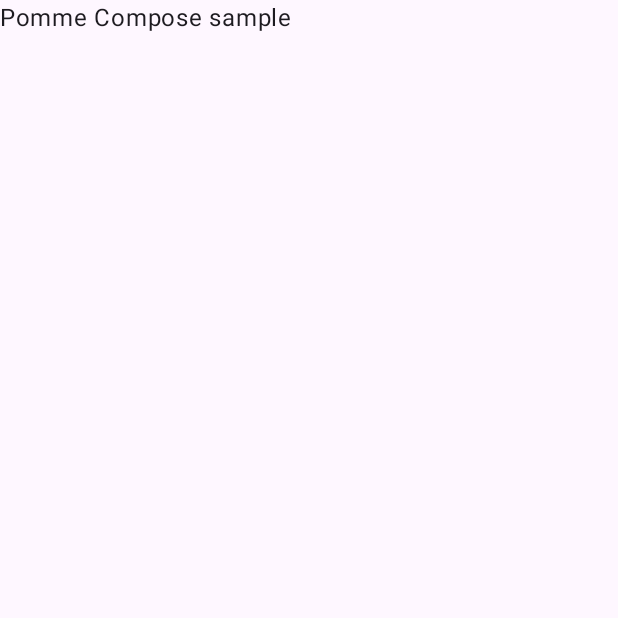
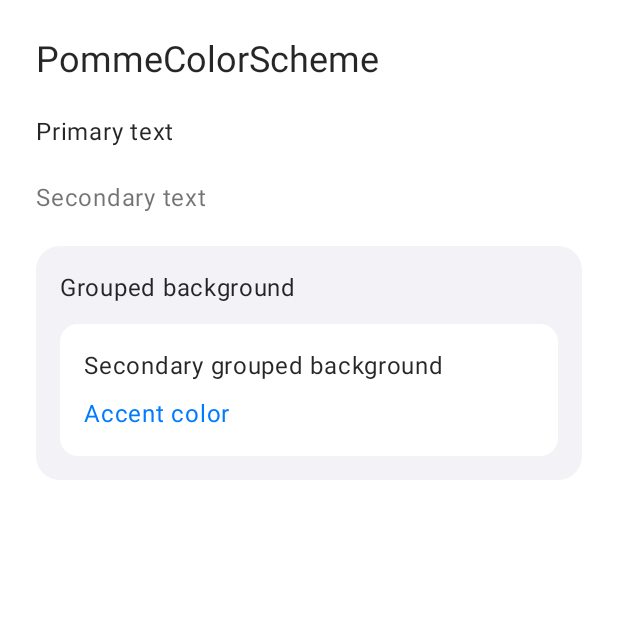
Before and after one commit to kmatsushita1012/pomme-compose, an Android app built with Jetpack Compose: the screen it shows after launch (MainActivity), on a phone screen of 412 x 824 dp, the top half of it. Run offline under Robolectric (Android 15) with nearby library versions, the phone set to English and light mode, and no system bars.

Commit message:
feat: add PommeColorScheme

```diff
--- a/sample/src/main/java/com/studiomk/pomme/sample/MainActivity.kt
+++ b/sample/src/main/java/com/studiomk/pomme/sample/MainActivity.kt
@@ -5,7 +5,13 @@ import android.os.Bundle
 import androidx.activity.ComponentActivity
 import androidx.activity.compose.setContent
 import androidx.compose.foundation.isSystemInDarkTheme
+import androidx.compose.foundation.background
+import androidx.compose.foundation.layout.Arrangement
+import androidx.compose.foundation.layout.Column
 import androidx.compose.foundation.layout.fillMaxSize
+import androidx.compose.foundation.layout.fillMaxWidth
+import androidx.compose.foundation.layout.padding
+import androidx.compose.foundation.shape.RoundedCornerShape
 import androidx.compose.material3.MaterialTheme
 import androidx.compose.material3.Surface
 import androidx.compose.material3.Text
@@ -14,6 +20,8 @@ import androidx.compose.material3.lightColorScheme
 import androidx.compose.runtime.Composable
 import androidx.compose.ui.Modifier
 import androidx.compose.ui.tooling.preview.Preview
+import androidx.compose.ui.unit.dp
+import com.studiomk.pomme.PommeColorScheme
 
 class MainActivity : ComponentActivity() {
     override fun onCreate(savedInstanceState: Bundle?) {
@@ -26,9 +34,52 @@ class MainActivity : ComponentActivity() {
 
 @Composable
 internal fun PommeSampleContent(darkTheme: Boolean) {
+    val colorScheme = if (darkTheme) PommeColorScheme.dark() else PommeColorScheme.light()
+
     MaterialTheme(colorScheme = if (darkTheme) darkColorScheme() else lightColorScheme()) {
-        Surface(modifier = Modifier.fillMaxSize()) {
-            Text(text = "Pomme Compose sample")
+        Column(
+            modifier = Modifier
+                .fillMaxSize()
+                .background(colorScheme.background)
+                .padding(24.dp),
+            verticalArrangement = Arrangement.spacedBy(20.dp),
+        ) {
+            Text(
+                text = "PommeColorScheme",
+                color = colorScheme.primary,
+                style = MaterialTheme.typography.headlineSmall,
+            )
+            Text(text = "Primary text", color = colorScheme.primary)
+            Text(text = "Secondary text", color = colorScheme.secondary)
+
+            Surface(
+                modifier = Modifier.fillMaxWidth(),
+                color = colorScheme.groupedBackground,
+                shape = RoundedCornerShape(16.dp),
+            ) {
+                Column(
+                    modifier = Modifier.padding(16.dp),
+                    verticalArrangement = Arrangement.spacedBy(12.dp),
+                ) {
+                    Text(text = "Grouped background", color = colorScheme.primary)
+                    Surface(
+                        modifier = Modifier.fillMaxWidth(),
+                        color = colorScheme.secondaryGroupedBackground,
+                        shape = RoundedCornerShape(12.dp),
+                    ) {
+                        Column(
+                            modifier = Modifier.padding(16.dp),
+                            verticalArrangement = Arrangement.spacedBy(8.dp),
+                        ) {
+                            Text(
+                                text = "Secondary grouped background",
+                                color = colorScheme.primary,
+                            )
+                            Text(text = "Accent color", color = colorScheme.accentColor)
+                        }
+                    }
+                }
+            }
         }
     }
 }
```
Also changed, not shown: pomme/src/main/java/com/studiomk/pomme/PommeColorScheme.kt (added, +220 -0 lines), 9 other files.
